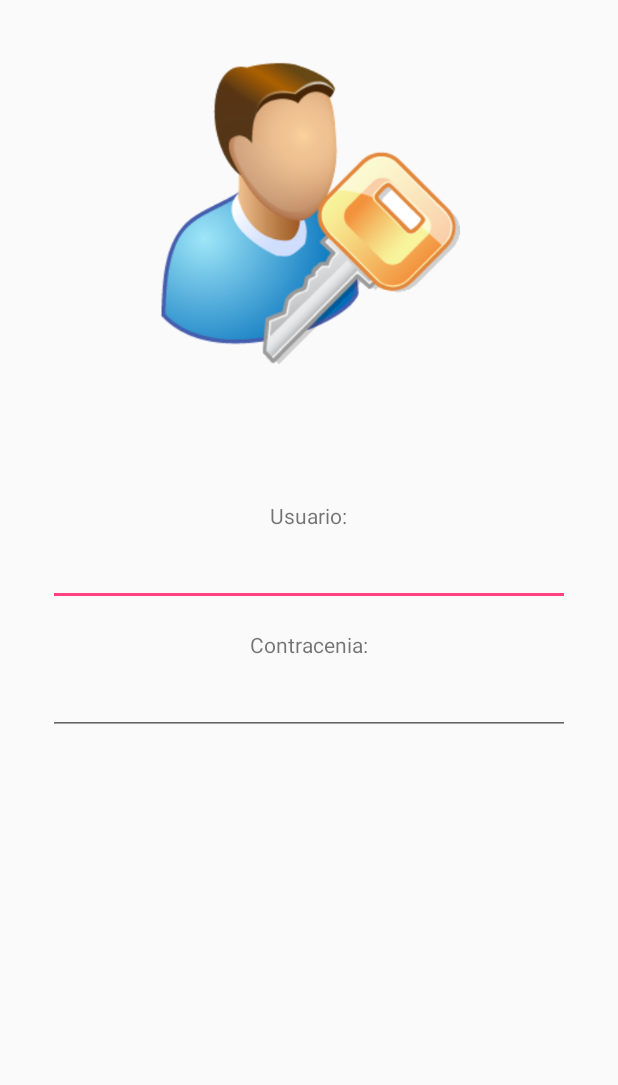
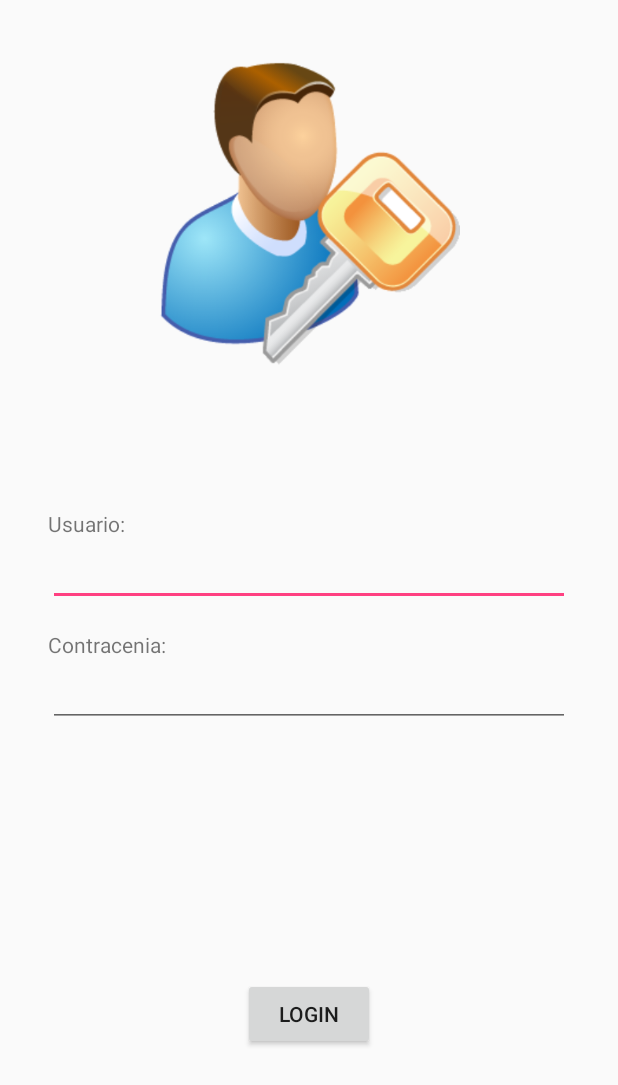
Before and after one commit to opSoftGH/cursoAndroid, an Android app: the layout activity_main.xml on its own in the app's theme, with its tools: preview values and no code run, on a phone screen of 412 x 824 dp. Shown: the top 1085 px of the screen. Run offline under Robolectric (Android 15) with nearby library versions, the phone set to English and light mode, and no system bars.

Commit message:
Primer comit

```diff
--- a/app/src/main/res/layout/activity_main.xml
+++ b/app/src/main/res/layout/activity_main.xml
@@ -29,10 +29,13 @@
         android:orientation="vertical"
         android:gravity="center">
         <TextView
-            android:layout_width="wrap_content"
+            android:layout_width="match_parent"
             android:layout_height="wrap_content"
             android:text="Usuario:"
-            android:layout_marginBottom="5dp"/>
+            android:layout_marginLeft="16dp"
+            android:layout_marginRight="16dp"
+            android:layout_marginStart="16dp"
+            android:layout_marginEnd="16dp"/>
         <EditText
             android:layout_width="match_parent"
             android:layout_height="wrap_content"
@@ -42,11 +45,14 @@
             android:layout_marginEnd="16dp"
             android:inputType="textPersonName"/>
         <TextView
-            android:layout_width="wrap_content"
+            android:layout_width="match_parent"
             android:layout_height="wrap_content"
             android:layout_marginTop="16dp"
             android:text="Contracenia:"
-            android:layout_marginBottom="5dp" />
+            android:layout_marginLeft="16dp"
+            android:layout_marginRight="16dp"
+            android:layout_marginStart="16dp"
+            android:layout_marginEnd="16dp"/>
         <EditText
             android:layout_width="match_parent"
             android:layout_height="wrap_content"
@@ -57,11 +63,18 @@
             android:inputType="textPassword"/>
     </LinearLayout>
 
-    <LinearLayout
+    <RelativeLayout
         android:layout_width="match_parent"
         android:layout_height="0dp"
         android:layout_weight="1">
 
-    </LinearLayout>
+        <Button
+            android:layout_width="wrap_content"
+            android:layout_height="wrap_content"
+            android:text="Login"
+            android:padding="8dp"
+            android:layout_centerInParent="true" />
+
+    </RelativeLayout>
 
 </LinearLayout>
```
